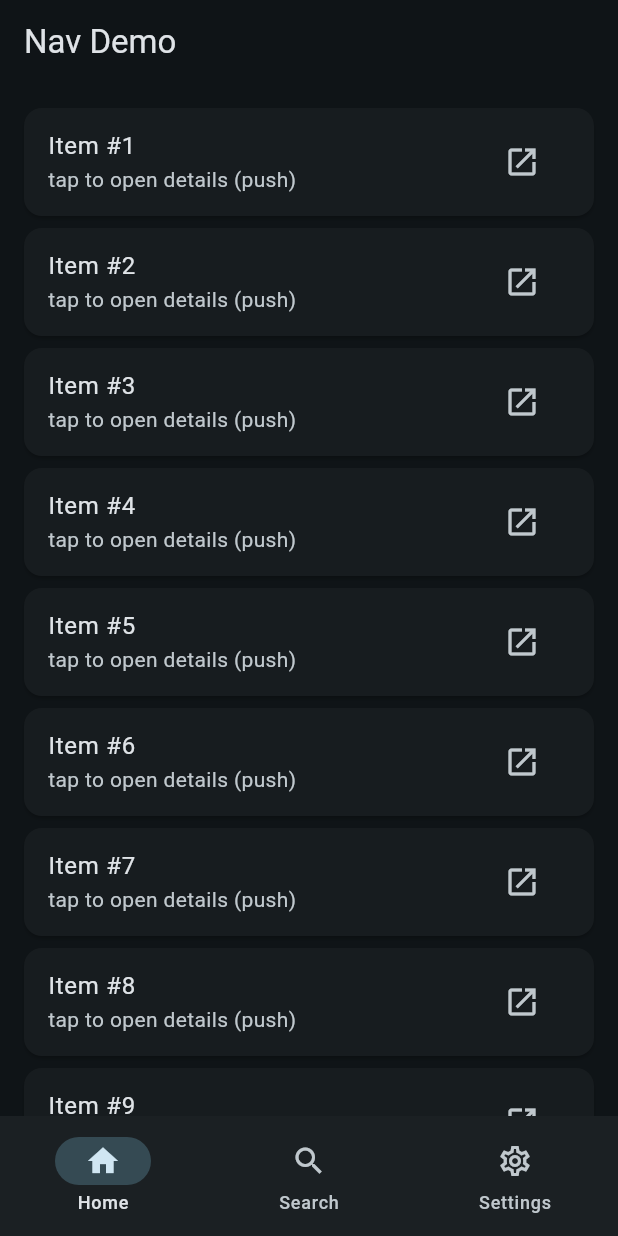
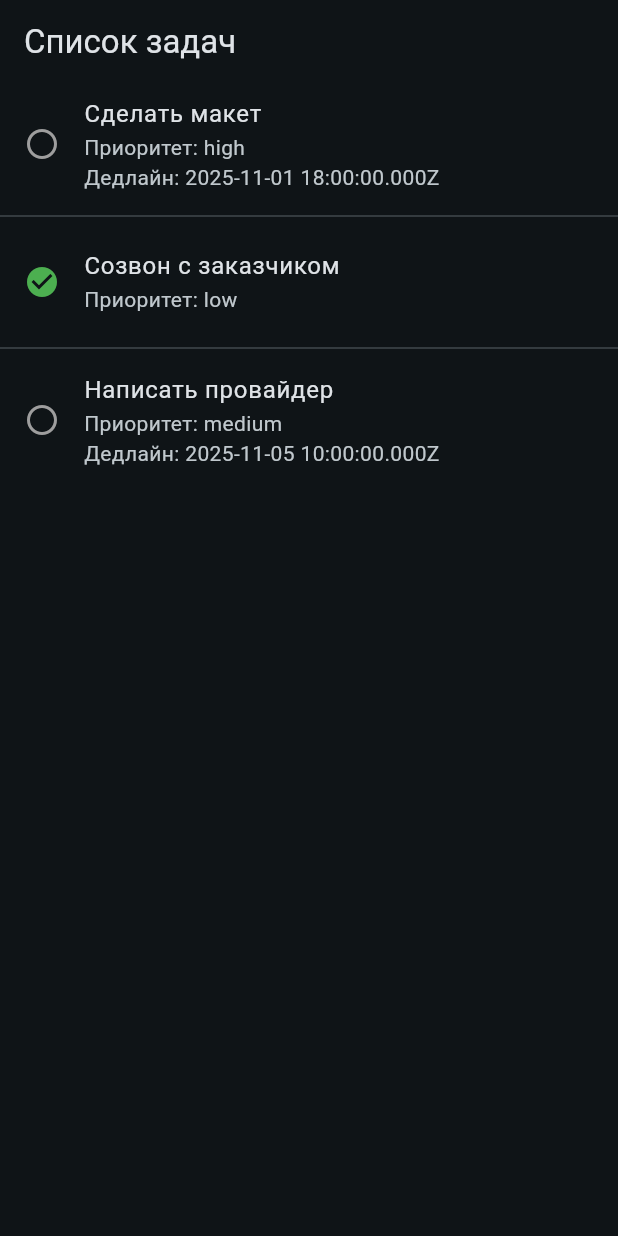
Before and after one commit to 1FAY/test-navigation, a Flutter app: the screen it shows after launch, on a phone screen of 412 x 824 dp. Run offline on Flutter 3.47's test engine with Material 3 defaults, Android fonts, the phone set to English and light mode, and no system bars; our stand-ins replace equatable, flutter_riverpod.

Commit message:
second_commit

```diff
--- /dev/null
+++ b/assets/tasks.json
@@ -0,0 +1,23 @@
+[
+  {
+    "id": "t1",
+    "title_text": "Сделать макет",
+    "done": 0,
+    "deadline_iso": "2025-11-01T18:00:00Z",
+    "priority": "high"
+  },
+  {
+    "id": "t2",
+    "title_text": "Созвон с заказчиком",
+    "done": 1,
+    "deadline_iso": null,
+    "priority": "low"
+  },
+  {
+    "id": "t3",
+    "title_text": "Написать провайдер",
+    "done": 0,
+    "deadline_iso": "2025-11-05T10:00:00Z",
+    "priority": "medium"
+  }
+]
--- a/lib/main.dart
+++ b/lib/main.dart
@@ -1,8 +1,9 @@
 import 'package:flutter/material.dart';
+import 'package:flutter_riverpod/flutter_riverpod.dart';
 
 import 'src/app.dart';
 
 
 void main() {
-  runApp(const App());
+  runApp(const ProviderScope(child: App()));
 }
--- a/lib/src/app.dart
+++ b/lib/src/app.dart
@@ -1,7 +1,5 @@
 import 'package:flutter/material.dart';
-
-import 'navigation/router.dart';
-import 'states/app_state.dart';
+import 'package:flutter_application_1/src/data/features/tastks/ui/task_list_screen.dart';
 
 
 class App extends StatefulWidget {
@@ -12,14 +10,9 @@ class App extends StatefulWidget {
 }
 
 class _AppState extends State<App> {
-  final appState = AppState();
-
-
   @override
   Widget build(BuildContext context) {
-    final router = createRouter(appState);
-
-    return MaterialApp.router(
+    return MaterialApp(
       debugShowCheckedModeBanner: false,
       theme: ThemeData(
         colorScheme: ColorScheme
@@ -37,7 +30,7 @@ class _AppState extends State<App> {
           ),
       ),
       themeMode: ThemeMode.dark,
-      routerConfig: router,
+      home: TaskListScreen(),
     );
   }
 }
--- /dev/null
+++ b/lib/src/data/features/tastks/providers/task_list_provider.dart
@@ -0,0 +1,14 @@
+import 'package:flutter_application_1/src/domain/mappers/task_mapper.dart';
+import 'package:flutter_riverpod/flutter_riverpod.dart';
+
+import '../../../../domain/entities/task_entity.dart';
+import '../../../sources/local_task_source.dart';
+
+
+final _taskSourceProvider = Provider((ref) => LocalTaskSource());
+
+final taskListProvider = FutureProvider<List<TaskEntity>>((ref) async {
+  final source = ref.watch(_taskSourceProvider);
+  final models = await source.fetchTasks();
+  return models.map((m) => m.toEntity()).toList();
+});
--- /dev/null
+++ b/lib/src/data/features/tastks/ui/task_list_screen.dart
@@ -0,0 +1,37 @@
+import 'package:flutter/material.dart';
+import 'package:flutter_riverpod/flutter_riverpod.dart';
+import '../providers/task_list_provider.dart';
+
+
+class TaskListScreen extends ConsumerWidget {
+  const TaskListScreen({super.key});
+
+  @override
+  Widget build(BuildContext context, WidgetRef ref) {
+    final tasksAsync = ref.watch(taskListProvider);
+
+    return Scaffold(
+      appBar: AppBar(title: const Text('Список задач')),
+      body: tasksAsync.when(
+        data: (tasks) => ListView.separated(
+          itemCount: tasks.length,
+          separatorBuilder: (_, __) => const Divider(),
+          itemBuilder: (_, i) {
+            final t = tasks[i];
+            return ListTile(
+              leading: Icon(
+                t.isDone ? Icons.check_circle : Icons.radio_button_unchecked,
+                color: t.isDone ? Colors.green : Colors.grey,
+              ),
+              title: Text(t.title),
+              subtitle: Text('Приоритет: ${t.priority.name}'
+                  '${t.deadline != null ? '\nДедлайн: ${t.deadline}' : ''}'),
+            );
+          },
+        ),
+        error: (e, _) => Center(child: Text('Ошибка: $e')),
+        loading: () => const Center(child: CircularProgressIndicator()),
+      ),
+    );
+  }
+}
--- /dev/null
+++ b/lib/src/domain/mappers/task_mapper.dart
@@ -0,0 +1,20 @@
+import '../../data/models/task_model.dart';
+import '../entities/task_entity.dart';
+
+extension TaskModelMapper on TaskModel {
+  TaskEntity toEntity() {
+    final pr = switch (priority.toLowerCase()) {
+      'low' => TaskPriority.low,
+      'high' => TaskPriority.high,
+      _ => TaskPriority.medium,
+    };
+
+    return TaskEntity(
+      id: id,
+      title: titleText.trim(),
+      isDone: done == 1,
+      deadline: deadlineIso != null ? DateTime.parse(deadlineIso!) : null,
+      priority: pr,
+    );
+  }
+}
--- a/lib/src/navigation/router.dart
+++ /dev/null
@@ -1,73 +0,0 @@
-import 'package:go_router/go_router.dart';
-
-import '../pages/details_page.dart';
-import '../pages/home_page.dart';
-import '../pages/login_page.dart';
-import '../pages/search_page.dart';
-import '../pages/settings_page.dart';
-import '../states/app_state.dart';
-import 'tabs_scaffold.dart';
-
-
-GoRouter createRouter(AppState appState) {
-  return GoRouter(
-    initialLocation: '/home',
-    refreshListenable: appState,
-    redirect: (context, state) {
-      final loggingIn = state.matchedLocation == '/login';
-      final needsAuth = state.matchedLocation.startsWith('/settings');
-
-      if (!appState.loggedIn && needsAuth && !loggingIn) {
-        return '/login?from=${Uri.encodeComponent(state.matchedLocation)}';
-      }
-      if (appState.loggedIn && loggingIn) {
-        return '/home';
-      }
-      return null;
-    },
-    routes: [
-      GoRoute(
-        path: '/login',
-        name: 'login',
-        builder: (context, state) => LoginPage(
-          onLogin: () {
-            appState.login();
-            final from = state.uri.queryParameters['from'];
-            context.go(from ?? '/home');
-          },
-        ),
-      ),
-      ShellRoute(
-        builder: (context, state, child) => TabsScaffold(child: child),
-        routes: [
-          GoRoute(
-            path: '/home',
-            name: 'home',
-            builder: (context, state) => const HomePage(),
-            routes: [
-              GoRoute(
-                path: 'details/:id',
-                name: 'details',
-                builder: (context, state) => DetailsPage(
-                  id: state.pathParameters['id']!,
-                ),
-              ),
-            ],
-          ),
-          GoRoute(
-            path: '/search',
-            name: 'search',
-            builder: (context, state) => const SearchPage(),
-          ),
-          GoRoute(
-            path: '/settings',
-            name: 'settings',
-            builder: (context, state) => SettingsPage(
-              onLogout: appState.logout,
-            ),
-          ),
-        ],
-      ),
-    ],
-  );
-}
--- a/lib/src/navigation/tabs_scaffold.dart
+++ /dev/null
@@ -1,43 +0,0 @@
-import 'package:flutter/material.dart';
-import 'package:go_router/go_router.dart';
-
-
-class TabsScaffold extends StatelessWidget {
-  const TabsScaffold({super.key, required this.child});
-  final Widget child;
-
-  int _locationToIndex(String location) {
-    if (location.startsWith('/search')) return 1;
-    if (location.startsWith('/settings')) return 2;
-    return 0; // home (по умолчанию)
-  }
-
-  @override
-  Widget build(BuildContext context) {
-    final location = GoRouterState.of(context).uri.toString();
-    final currentIndex = _locationToIndex(location);
-
-    return Scaffold(
-      appBar: AppBar(title: const Text('Nav Demo')),
-      body: child,
-      bottomNavigationBar: NavigationBar(
-        selectedIndex: currentIndex,
-        onDestinationSelected: (index) {
-          switch (index) {
-            case 0:
-              context.go('/home');
-            case 1:
-              context.go('/search');
-            case 2:
-              context.go('/settings');
-          }
-        },
-        destinations: const [
-          NavigationDestination(icon: Icon(Icons.home_outlined), selectedIcon: Icon(Icons.home), label: 'Home'),
-          NavigationDestination(icon: Icon(Icons.search_outlined), selectedIcon: Icon(Icons.search), label: 'Search'),
-          NavigationDestination(icon: Icon(Icons.settings_outlined), selectedIcon: Icon(Icons.settings), label: 'Settings'),
-        ],
-      ),
-    );
-  }
-}
--- a/lib/src/pages/home_page.dart
+++ /dev/null
@@ -1,37 +0,0 @@
-import 'package:flutter/material.dart';
-import 'package:go_router/go_router.dart';
-
-
-class HomePage extends StatelessWidget {
-  const HomePage({super.key});
-
-  @override
-  Widget build(BuildContext context) {
-    final items = List.generate(10, (i) => i + 1);
-    return ListView.builder(
-      padding: const EdgeInsets.all(12),
-      itemCount: items.length,
-      itemBuilder: (context, index) {
-        final id = items[index];
-        return Card(
-          child: ListTile(
-            title: Text('Item #$id'),
-            subtitle: const Text('tap to open details (push)'),
-            onTap: () {
-              // Переход с добавлением в стек:
-              context.push('/home/details/$id');
-            },
-            trailing: IconButton(
-              icon: const Icon(Icons.open_in_new),
-              tooltip: 'open (replace stack)',
-              onPressed: () {
-                // Жёсткая замена стека (например, навигация по deeplink):
-                context.go('/home/details/$id');
-              },
-            ),
-          ),
-        );
-      },
-    );
-  }
-}
--- a/lib/src/pages/search_page.dart
+++ /dev/null
@@ -1,22 +0,0 @@
-import 'package:flutter/material.dart';
-import 'package:go_router/go_router.dart';
-
-
-class SearchPage extends StatelessWidget {
-  const SearchPage({super.key});
-
-  @override
-  Widget build(BuildContext context) {
-    return Center(
-      child: Column(mainAxisSize: MainAxisSize.min, children: [
-        const Text('Search'),
-        const SizedBox(height: 12),
-        FilledButton.icon(
-          icon: const Icon(Icons.search),
-          label: const Text('Имитация результата → Details #99'),
-          onPressed: () => context.push('/home/details/99'),
-        ),
-      ]),
-    );
-  }
-}
--- a/lib/src/states/app_state.dart
+++ /dev/null
@@ -1,15 +0,0 @@
-import 'package:flutter/material.dart';
-
-class AppState extends ChangeNotifier {
-  bool loggedIn = false;
-
-  void login() {
-    loggedIn = true;
-    notifyListeners();
-  }
-
-  void logout() {
-    loggedIn = false;
-    notifyListeners();
-  }
-}
```
Also changed, not shown: lib/src/data/models/task_model.dart (added, +23 -0 lines), lib/src/data/sources/local_task_source.dart (added, +11 -0 lines), lib/src/domain/entities/task_entity.dart (added, +22 -0 lines), lib/src/pages/details_page.dart (deleted, +0 -60 lines), lib/src/pages/login_page.dart (deleted, +0 -24 lines), lib/src/pages/settings_page.dart (deleted, +0 -25 lines), pubspec.yaml (+5 -2 lines), pubspec.lock.
